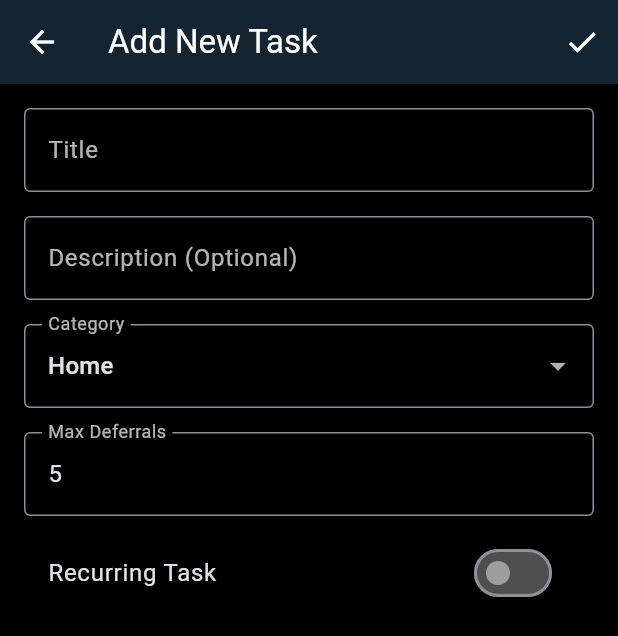
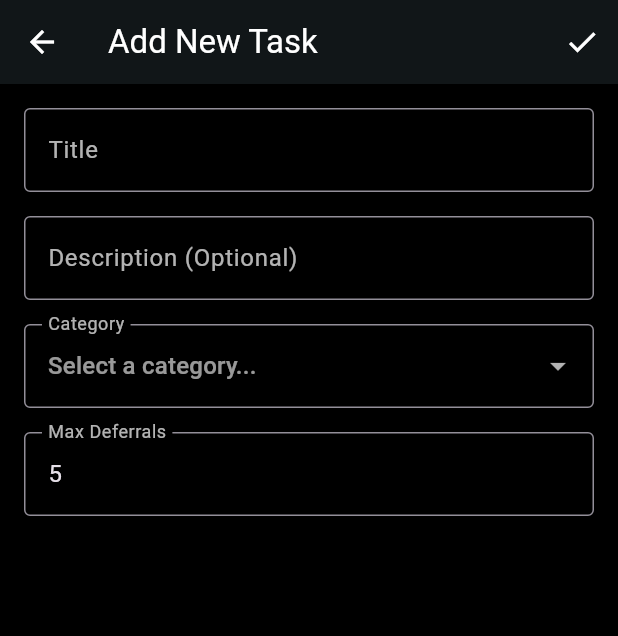
Before and after one commit to denzilac/funcfocus, a Flutter app: the AddTaskScreen screen opened directly, on a phone screen of 412 x 824 dp. Shown: the top 636 px of the screen. Run offline on Flutter 3.47's test engine with Material 3 defaults, Android fonts, the phone set to English and light mode, and no system bars; our stand-ins replace flutter_local_notifications, google_sign_in; missing offline and left inert: googleapis.

Commit message:
remove recur and categories

```diff
--- a/lib/task_model.dart
+++ b/lib/task_model.dart
@@ -1,17 +1,4 @@
 import 'package:flutter/material.dart';
-
-enum RecurrenceType { daily, weekly, biweekly, monthly }
-
-class RecurrenceRule {
-  final RecurrenceType type;
-  RecurrenceRule({required this.type});
-  Map<String, dynamic> toJson() => {'type': type.toString()};
-  static RecurrenceRule fromJson(Map<String, dynamic> json) {
-    return RecurrenceRule(
-        type: RecurrenceType.values
-            .firstWhere((e) => e.toString() == json['type']));
-  }
-}
 
 class Task {
   String id;
@@ -20,8 +7,6 @@ class Task {
   String category;
   int order;
   int deferralCount;
-  bool isRecurring;
-  RecurrenceRule? recurrenceRule;
   int maxDeferrals;
 
   Task({
@@ -31,8 +16,6 @@ class Task {
     required this.category,
     required this.order,
     this.deferralCount = 0,
-    this.isRecurring = false,
-    this.recurrenceRule,
     this.maxDeferrals = 5,
   });
 
@@ -43,8 +26,6 @@ class Task {
         'category': category,
         'order': order,
         'deferralCount': deferralCount,
-        'isRecurring': isRecurring,
-        'recurrenceRule': recurrenceRule?.toJson(),
         'maxDeferrals': maxDeferrals,
       };
 
@@ -55,10 +36,6 @@ class Task {
         category: json['category'],
         order: json['order'],
         deferralCount: json['deferralCount'],
-        isRecurring: json['isRecurring'],
-        recurrenceRule: json['recurrenceRule'] != null
-            ? RecurrenceRule.fromJson(json['recurrenceRule'])
-            : null,
         maxDeferrals: json['maxDeferrals'] ?? 5,
       );
 }
--- a/lib/task_service.dart
+++ b/lib/task_service.dart
@@ -135,9 +135,9 @@ class TaskService extends ChangeNotifier {
     }
   }
 
-  Future<void> addTask({ required String title, required String description, required String category, required bool isRecurring, required int maxDeferrals, }) async {
+  Future<void> addTask({ required String title, required String description, required String category, required int maxDeferrals, }) async {
     _backupState();
-    _tasks.add(Task(id: _uuid.v4(), title: title, description: description, category: category, order: _tasks.length, isRecurring: isRecurring, maxDeferrals: maxDeferrals));
+    _tasks.add(Task(id: _uuid.v4(), title: title, description: description, category: category, order: _tasks.length, maxDeferrals: maxDeferrals));
     await _saveTasksToCloud();
     _notifyAndRefresh();
   }
@@ -147,12 +147,7 @@ class TaskService extends ChangeNotifier {
     final taskIndex = _tasks.indexWhere((t) => t.id == taskId);
     if (taskIndex == -1) return;
     final task = _tasks[taskIndex];
-    if (task.isRecurring) {
-      task.order = _tasks.length;
-      task.deferralCount = 0;
-    } else {
-      _tasks.removeAt(taskIndex);
-    }
+    _tasks.removeAt(taskIndex);
     _sortAndRenumberTasks();
     await _saveTasksToCloud();
     _notifyAndRefresh();
@@ -221,11 +216,7 @@ Future<void> reorderTask(int oldIndex, int newIndex) async {
     if (kIsWeb) return;
     if (_tasks.isNotEmpty) {
       final topTask = _tasks.first;
-      if (!topTask.isRecurring) {
-        notificationService.showPersistentNotification(topTask.title, topTask.description, topTask.category);
-      } else {
-        notificationService.cancelNotification();
-      }
+      notificationService.showPersistentNotification(topTask.title, topTask.description, topTask.category);
     } else {
       notificationService.cancelNotification();
     }
--- a/lib/ui/add_task_screen.dart
+++ b/lib/ui/add_task_screen.dart
@@ -2,6 +2,7 @@ import 'package:flutter/material.dart';
 import 'package:flutter/services.dart';
 import 'package:provider/provider.dart';
 import '../task_service.dart';
+import '../utils/app_colors.dart'; // <-- IMPORT our new color file
 
 class AddTaskScreen extends StatefulWidget {
   const AddTaskScreen({Key? key}) : super(key: key);
@@ -14,22 +15,10 @@ class _AddTaskScreenState extends State<AddTaskScreen> {
   final _titleController = TextEditingController();
   final _descriptionController = TextEditingController();
   final _maxDeferralsController = TextEditingController(text: '5');
-  bool _isRecurring = false;
-  String _category = 'Home';
 
-Color _getCategoryColor(String category) {
-  switch (category.toLowerCase()) {
-    case 'home': return Colors.blue.shade300;
-    case 'work': return Colors.brown.shade300;
-    case 'focus': return Colors.purple.shade300;
-    case 'health': return Colors.green.shade300;
-    // New Categories
-    case 'game': return Colors.orange.shade300;
-    case 'chores': return Colors.teal.shade300;
-    case 'data': return Colors.indigo.shade300;
-    default: return Colors.grey.shade300;
-  }
-}
+  String? _category;
+
+  final List<String> _categoryList = ['Home', 'Work', 'Project', 'Health', 'Gardening', 'Entertain', 'Chores'];
 
   @override
   void dispose() {
@@ -44,8 +33,7 @@ Color _getCategoryColor(String category) {
       Provider.of<TaskService>(context, listen: false).addTask(
         title: _titleController.text,
         description: _descriptionController.text,
-        category: _category,
-        isRecurring: _isRecurring,
+        category: _category!,
         maxDeferrals: int.tryParse(_maxDeferralsController.text) ?? 5,
       );
       Navigator.of(context).pop();
@@ -54,7 +42,8 @@ Color _getCategoryColor(String category) {
 
   @override
   Widget build(BuildContext context) {
-    final Color activeColor = _getCategoryColor(_category);
+    final Color activeColor = AppColors.get(_category);
+
     return Scaffold(
       appBar: AppBar(
         backgroundColor: activeColor.withOpacity(0.2),
@@ -81,9 +70,11 @@ Color _getCategoryColor(String category) {
               SizedBox(height: 16),
               DropdownButtonFormField<String>(
                 value: _category,
+                hint: Text('Select a category...'),
                 decoration: InputDecoration(labelText: 'Category', focusedBorder: OutlineInputBorder(borderSide: BorderSide(color: activeColor, width: 2.0))),
-                items: ['Home', 'Work', 'Focus', 'Health', 'Game', 'Chores', 'Data'].map((category) => DropdownMenuItem(value: category, child: Text(category))).toList(),
-                onChanged: (value) => setState(() => _category = value!),
+                items: _categoryList.map((category) => DropdownMenuItem(value: category, child: Text(category))).toList(),
+                onChanged: (value) => setState(() => _category = value),
+                validator: (value) => (value == null) ? 'Please select a category' : null,
               ),
               SizedBox(height: 16),
               TextFormField(
@@ -93,14 +84,6 @@ Color _getCategoryColor(String category) {
                 inputFormatters: [FilteringTextInputFormatter.digitsOnly],
                 validator: (value) => (value == null || value.isEmpty) ? 'Please enter a number' : null,
               ),
-              SizedBox(height: 10),
-              SwitchListTile(
-                title: Text('Recurring Task'),
-                value: _isRecurring,
-                onChanged: (value) => setState(() => _isRecurring = value),
-                activeColor: activeColor,
-                activeTrackColor: activeColor.withOpacity(0.5),
-              ),
             ],
           ),
         ),
--- /dev/null
+++ b/lib/utils/app_colors.dart
@@ -0,0 +1,33 @@
+// File: lib/utils/app_colors.dart
+
+import 'package:flutter/material.dart';
+
+class AppColors {
+  // UPDATED: New "Rich Rainbow" palette with darker, vibrant colors for better contrast.
+  static const Map<String, Color> _categoryColors = {
+    // User requested colors with new, darker shades:
+    'home': Color(0xFF1976D2),      // Rich Blue (Material Blue 700)
+    'work': Color(0xFF6D4C41),      // Rich Brown (Material Brown 600)
+    'project': Color(0xFFD32F2F),    // Rich Red (Material Red 700)
+    'entertain': Color(0xFFEF6C00),  // Rich Orange (Material Orange 800)
+    'gardening': Color(0xFF388E3C),  // Rich Green (Material Green 600)
+    'health': Color(0xFF0097A7),      // Rich Cyan (Material Cyan 700)
+
+    // Kept 'Chores' from the original list
+    'chores': Color(0xFFFFA000),     // Rich Amber (Material Amber 700)
+
+    // REMOVED: 'Focus' is no longer a category
+  };
+
+  // UPDATED: A darker default grey.
+  static const Color defaultColor = Color(0xFF546E7A); // Rich Grey (Blue Grey 600)
+
+  /// Gets the color for a given category.
+  /// Returns a default grey if the category is not found.
+  static Color get(String? category) {
+    if (category == null) {
+      return defaultColor;
+    }
+    return _categoryColors[category.toLowerCase()] ?? defaultColor;
+  }
+}
```
Also changed, not shown: lib/notification_service_mobile.dart (+9 -36 lines), lib/ui/task_card.dart (+9 -21 lines).
